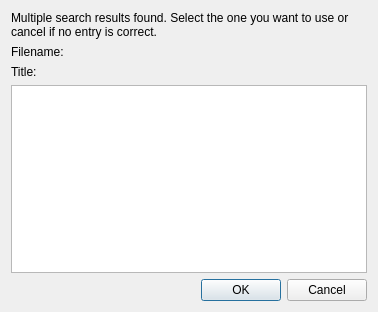
KDE/nepomuk-webminer, file src/selectsearchresultdialog.ui: the form before one commit.
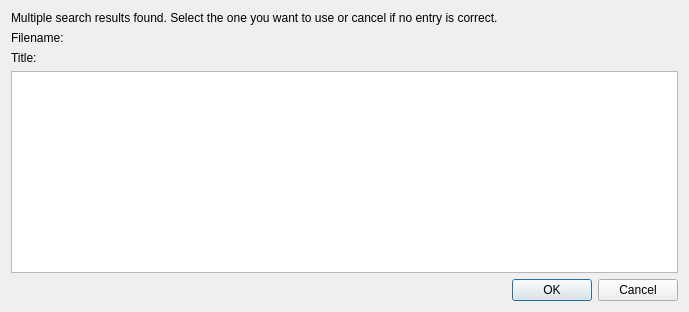
The form after the commit.

The edit to the form file:
```diff
--- a/src/selectsearchresultdialog.ui
+++ b/src/selectsearchresultdialog.ui
@@ -6,7 +6,7 @@
    <rect>
     <x>0</x>
     <y>0</y>
-    <width>378</width>
+    <width>689</width>
     <height>312</height>
    </rect>
   </property>
```
